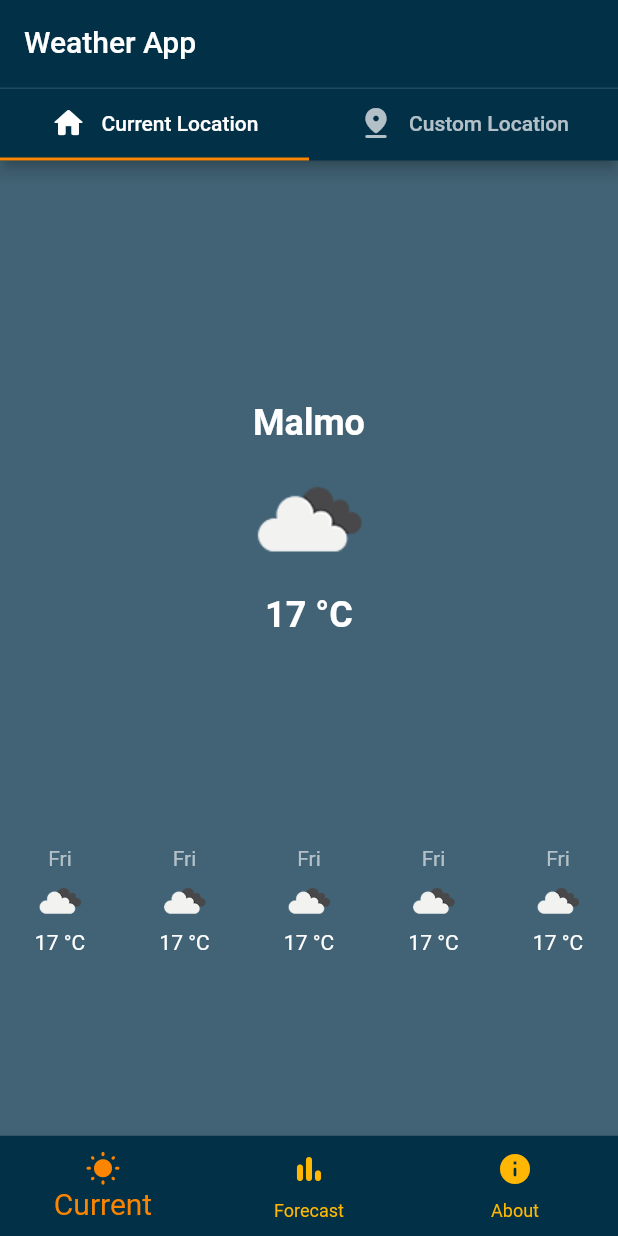
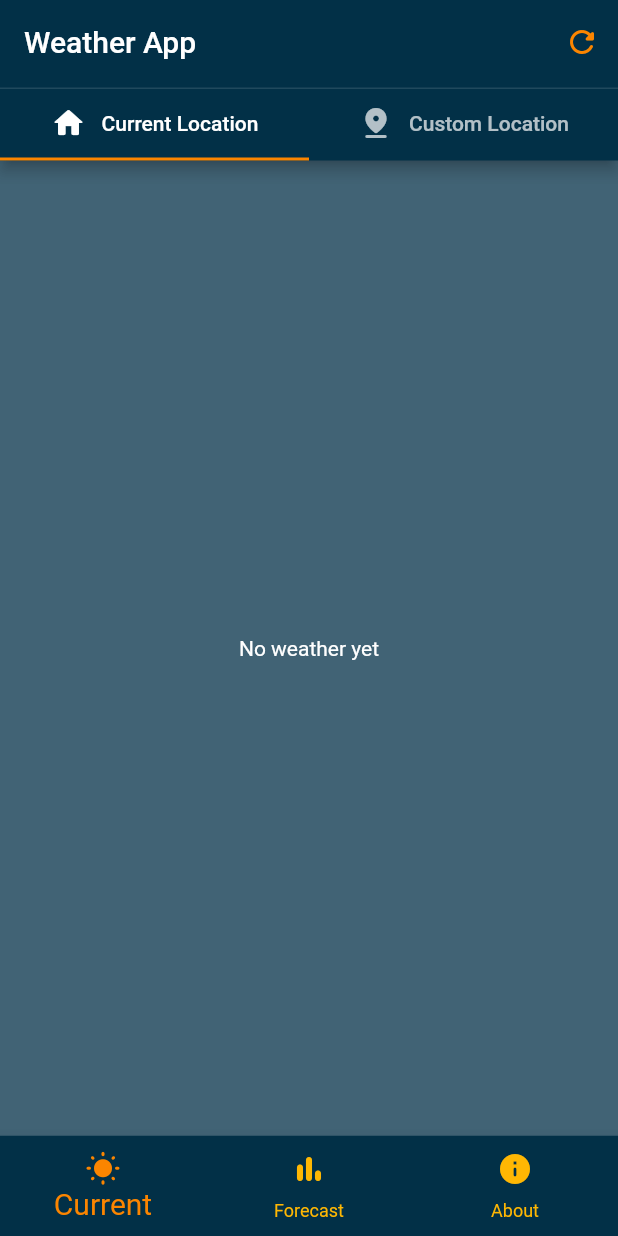
Before and after one commit to neurothrone/zephyr, a Flutter app: the screen it shows after launch, on a phone screen of 412 x 824 dp. Run offline on Flutter 3.47's test engine with Material 2 defaults, Android fonts, the phone set to English and light mode, and no system bars; our stand-ins replace flutter_dotenv, geolocator, permission_handler.

Commit message:
finish local weather feature

```diff
--- a/lib/src/features/current_weather/presentation/current_weather_page.dart
+++ b/lib/src/features/current_weather/presentation/current_weather_page.dart
@@ -1,11 +1,26 @@
 import 'package:flutter/material.dart';
 
+import '../../../core/palette.dart';
+import '../../../services/location_service.dart';
+import '../../../services/weather_service.dart';
+import '../domain/location_weather.dart';
 import 'current_weather_page_tab_bar.dart';
 import 'custom/custom_location_weather.dart';
 import 'local/local_location_weather.dart';
 
-class CurrentWeatherPage extends StatelessWidget {
+class CurrentWeatherPage extends StatefulWidget {
   const CurrentWeatherPage({super.key});
+
+  @override
+  State<CurrentWeatherPage> createState() => _CurrentWeatherPageState();
+}
+
+class _CurrentWeatherPageState extends State<CurrentWeatherPage> {
+  final _weatherService = WeatherService();
+  final _locationService = LocationService();
+
+  LocationWeather? _weather;
+  bool _isLoading = false;
 
   @override
   Widget build(BuildContext context) {
@@ -14,15 +29,53 @@ class CurrentWeatherPage extends StatelessWidget {
       child: Scaffold(
         appBar: AppBar(
           title: const Text("Weather App"),
+          actions: [
+            IconButton(
+              onPressed: _getCurrentWeather,
+              icon: const Icon(
+                Icons.refresh_rounded,
+                color: Palette.darkOrange,
+              ),
+              tooltip: "Refresh Weather for Current Location",
+            ),
+          ],
           bottom: const CurrentWeatherPageTabBar(),
         ),
-        body: const TabBarView(
+        body: TabBarView(
           children: [
-            LocalLocationWeather(),
-            CustomLocationWeather(),
+            LocalLocationWeather(
+              isLoading: _isLoading,
+              weather: _weather,
+            ),
+            const CustomLocationWeather(),
           ],
         ),
       ),
     );
   }
+
+  Future<void> _getCurrentWeather() async {
+    _weather = null;
+
+    setState(() => _isLoading = true);
+
+    final position = await _locationService.getCurrentLocation();
+
+    if (position == null) {
+      // TODO: show alert: location permission is required
+      setState(() => _isLoading = false);
+      return;
+    }
+
+    final newWeather = await _weatherService.getCurrentWeather(
+      latitude: position.latitude,
+      longitude: position.longitude,
+    );
+
+    if (newWeather != null) {
+      _weather = newWeather;
+    }
+
+    setState(() => _isLoading = false);
+  }
 }
--- a/lib/src/features/current_weather/presentation/local/local_location_weather.dart
+++ b/lib/src/features/current_weather/presentation/local/local_location_weather.dart
@@ -2,24 +2,19 @@ import 'package:flutter/material.dart';
 
 import '../../../../common_widgets/custom_circular_progress_indicator.dart';
 import '../../../../core/constants.dart';
-import '../../../../services/location_service.dart';
-import '../../../../services/weather_service.dart';
 import '../../domain/location_weather.dart';
 import '../location_weather_display.dart';
+import 'location_forecast_weather_display.dart';
 
-class LocalLocationWeather extends StatefulWidget {
-  const LocalLocationWeather({Key? key}) : super(key: key);
+class LocalLocationWeather extends StatelessWidget {
+  const LocalLocationWeather({
+    Key? key,
+    required this.isLoading,
+    required this.weather,
+  }) : super(key: key);
 
-  @override
-  State<LocalLocationWeather> createState() => _LocalLocationWeatherState();
-}
-
-class _LocalLocationWeatherState extends State<LocalLocationWeather> {
-  final _weatherService = WeatherService();
-  final _locationService = LocationService();
-
-  LocationWeather? _weather;
-  bool _isLoading = false;
+  final bool isLoading;
+  final LocationWeather? weather;
 
   @override
   Widget build(BuildContext context) {
@@ -28,100 +23,30 @@ class _LocalLocationWeatherState extends State<LocalLocationWeather> {
     return LayoutBuilder(
         builder: (context, BoxConstraints viewportConstraints) {
       return SingleChildScrollView(
-        padding: const EdgeInsets.all(kPadding20),
+        padding: EdgeInsets.symmetric(
+          horizontal: kPadding20,
+          vertical:
+              mediaQuery.orientation == Orientation.landscape ? kPadding20 : 0,
+        ),
         child: ConstrainedBox(
           constraints: BoxConstraints(minHeight: viewportConstraints.maxHeight),
-          child: Column(
+          child: isLoading
+              ? const Center(child: CustomCircularProgressIndicator())
+              : weather != null
+                  ? Column(
                       mainAxisAlignment: MainAxisAlignment.spaceEvenly,
                       crossAxisAlignment: CrossAxisAlignment.stretch,
                       children: [
-              // ElevatedButton(
-              //   onPressed: _isLoading ? null : _getCurrentWeather,
-              //   child: const Text("Get Local Weather"),
-              // ),
-              LocationWeatherDisplay(weather: fakeLocationWeather),
+                        LocationWeatherDisplay(weather: weather!),
                         // This fixes the spacing that is lost in landscape mode
                         if (mediaQuery.orientation == Orientation.landscape)
                           SizedBox(height: mediaQuery.size.height * 0.1),
                         const LocationForecastWeatherDisplay(),
-
-              // if (_isLoading) ...[
-              //   const CustomCircularProgressIndicator()
-              // ] else ...[
-              //   if (_myLocationWeather != null)
-              //     WeatherDisplay(weather: _weather!)
-              // ],
                       ],
-          ),
+                    )
+                  : const Center(child: Text("No weather yet")),
         ),
       );
     });
   }
-
-  Future<void> _getCurrentWeather() async {
-    _weather = null;
-
-    setState(() => _isLoading = true);
-
-    final position = await _locationService.getCurrentLocation();
-
-    if (position == null) {
-      // TODO: show alert: location permission is required
-      setState(() => _isLoading = false);
-      return;
 }
-
-    final weather = await _weatherService.getCurrentWeather(
-      latitude: position.latitude,
-      longitude: position.longitude,
-    );
-
-    if (weather != null) {
-      setState(() => _weather = weather);
-    }
-
-    setState(() => _isLoading = false);
-  }
-}
-
-class LocationForecastWeatherDisplay extends StatelessWidget {
-  const LocationForecastWeatherDisplay({super.key});
-
-  @override
-  Widget build(BuildContext context) {
-    return Row(
-      mainAxisAlignment: MainAxisAlignment.spaceBetween,
-      children: List.generate(
-        5,
-        (_) => const LocationForecastWeatherItem(),
-      ),
-    );
-  }
-}
-
-class LocationForecastWeatherItem extends StatelessWidget {
-  const LocationForecastWeatherItem({super.key});
-
-  @override
-  Widget build(BuildContext context) {
-    return Column(
-      children: [
-        const Text(
-          "Fri",
-          style: TextStyle(color: Colors.white60),
-        ),
-        Image.asset(
-          "assets/images/${fakeLocationWeather.icon}@2x.png",
-          width: 40.0,
-          height: 40.0,
-        ),
-        // const SizedBox(height: 10.0),
-        Text(
-          "${fakeLocationWeather.temperature} °C",
-          style: const TextStyle(),
-        ),
-        // const Text("H: 15 °C L: 15 °C"),
-      ],
-    );
-  }
-}
```
Lines whose indentation alone changed are shown as unchanged.
